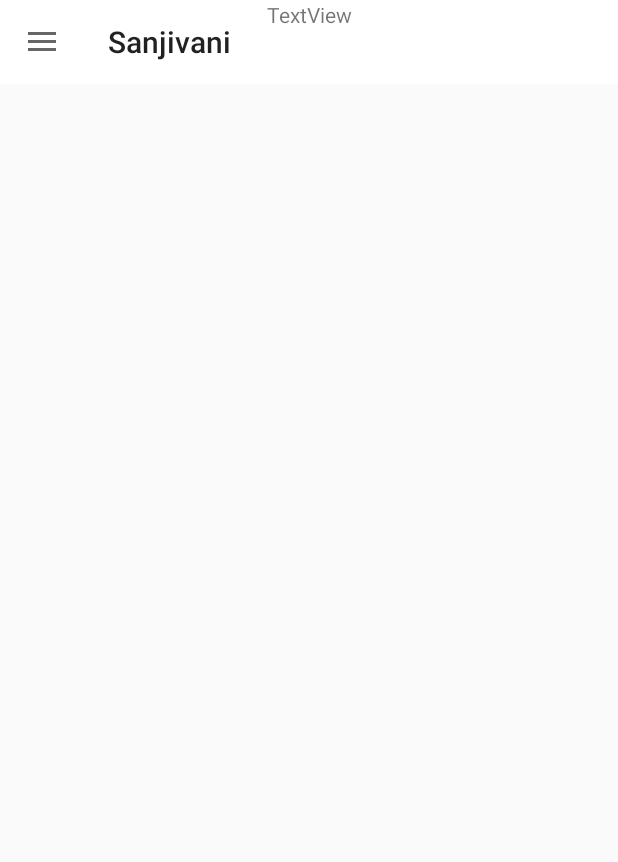
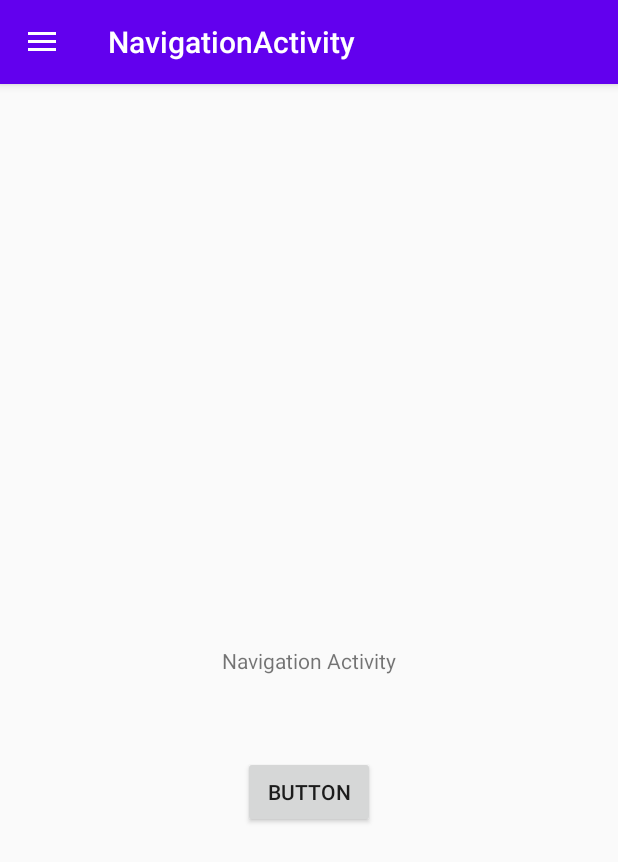
Before and after one commit to harsh47sharma/Sanjivani, an Android app: the screen it shows after launch once a user with an empty profile is signed in (NavigatorActivity before the commit, NavigationActivity after it), on a phone screen of 412 x 824 dp. Shown: the top 862 px of the screen. Run offline under Robolectric (Android 15) with nearby library versions, the light colour scheme and no system bars; our stand-ins replace Firebase (no records; nobody signed in at launch, a user with empty details on screens opened directly); Roboto replaces fonts that are not available here.

Commit message:
navigation screen added.

```diff
--- a/app/src/main/java/com/collection/sanjivani/CaptureUserInformation.java
+++ b/app/src/main/java/com/collection/sanjivani/CaptureUserInformation.java
@@ -84,7 +84,7 @@ public class CaptureUserInformation extends AppCompatActivity {
             @Override
             public void onSuccess(DocumentReference documentReference) {
                 Toast.makeText(CaptureUserInformation.this, "SignUp Successful", Toast.LENGTH_SHORT).show();
-                Intent intent = new Intent(CaptureUserInformation.this, NavigatorActivity.class);
+                Intent intent = new Intent(CaptureUserInformation.this, NavigationActivity.class);
                 intent.setFlags(Intent.FLAG_ACTIVITY_NEW_TASK | Intent.FLAG_ACTIVITY_CLEAR_TASK);
                 startActivity(intent);
 
--- /dev/null
+++ b/app/src/main/java/com/collection/sanjivani/NavigationActivity.java
@@ -0,0 +1,87 @@
+package com.collection.sanjivani;
+
+import android.content.DialogInterface;
+import android.content.Intent;
+import android.os.Bundle;
+import android.view.MenuItem;
+import android.view.View;
+import android.widget.Button;
+import android.widget.Toast;
+
+import com.google.android.material.navigation.NavigationView;
+import com.google.firebase.auth.FirebaseAuth;
+
+import androidx.annotation.NonNull;
+import androidx.appcompat.app.ActionBarDrawerToggle;
+import androidx.appcompat.app.AlertDialog;
+import androidx.drawerlayout.widget.DrawerLayout;
+import androidx.appcompat.app.AppCompatActivity;
+import androidx.appcompat.widget.Toolbar;
+
+public class NavigationActivity extends AppCompatActivity implements NavigationView.OnNavigationItemSelectedListener {
+
+    DrawerLayout mDrawerLayout;
+    NavigationView mNavigationView;
+    Toolbar mToolbar;
+
+    @Override
+    protected void onCreate(Bundle savedInstanceState) {
+        super.onCreate(savedInstanceState);
+        setContentView(R.layout.activity_navigation);
+
+        mDrawerLayout = findViewById(R.id.drawer_layout);
+        mNavigationView = findViewById(R.id.nav_view);
+        mToolbar = findViewById(R.id.toolbar);
+
+
+        findViewById(R.id.toastButton).setOnClickListener(new View.OnClickListener() {
+            @Override
+            public void onClick(View view) {
+                Toast.makeText(NavigationActivity.this, "im in nav act", Toast.LENGTH_LONG).show();
+            }
+        });
+
+        setUpNavigation();
+
+
+
+
+    }
+    private void setUpNavigation(){
+        setSupportActionBar(mToolbar);
+        mNavigationView.bringToFront();
+        ActionBarDrawerToggle toggle = new ActionBarDrawerToggle(this, mDrawerLayout, mToolbar, R.string.navigation_drawer_open, R.string.navigation_drawer_close);
+        mDrawerLayout.addDrawerListener(toggle);
+        toggle.syncState();
+        mNavigationView.setNavigationItemSelectedListener(this);
+    }
+    @Override
+    public boolean onNavigationItemSelected(@NonNull MenuItem item) {
+
+        if(item.getItemId() == R.id.nav_edit_profile){
+            Intent intentEditProfile = new Intent(NavigationActivity.this,EditProfileActivity.class);
+            startActivity(intentEditProfile);
+        }
+        else if(item.getItemId() == R.id.nav_settings){
+            Intent intentEditProfile = new Intent(NavigationActivity.this,SettingsActivity.class);
+            startActivity(intentEditProfile);
+        }
+        else if(item.getItemId() == R.id.nav_logout){
+            AlertDialog.Builder builder = new AlertDialog.Builder(NavigationActivity.this);
+            builder.setMessage("Are you sure").
+                    setPositiveButton("ok", new DialogInterface.OnClickListener() {
+                        @Override
+                        public void onClick(DialogInterface dialogInterface, int i) {
+                            FirebaseAuth.getInstance().signOut();
+                            Intent intent = new Intent(NavigationActivity.this, SignUpActivity.class);
+                            startActivity(intent);
+                        }
+                    })
+                    .setNegativeButton("cancel", null);
+            AlertDialog alertDialog = builder.create();
+            alertDialog.show();
+        }
+
+        return true;
+    }
+}
--- a/app/src/main/java/com/collection/sanjivani/NavigatorActivity.java
+++ /dev/null
@@ -1,91 +0,0 @@
-package com.collection.sanjivani;
-
-import androidx.annotation.NonNull;
-import androidx.appcompat.app.ActionBarDrawerToggle;
-import androidx.appcompat.app.AlertDialog;
-import androidx.appcompat.app.AppCompatActivity;
-import androidx.core.view.GravityCompat;
-import androidx.drawerlayout.widget.DrawerLayout;
-
-import android.content.DialogInterface;
-import android.content.Intent;
-import android.os.Bundle;
-import android.view.MenuItem;
-import android.view.View;
-import androidx.appcompat.widget.Toolbar;
-
-import com.google.android.material.navigation.NavigationView;
-import com.google.firebase.auth.FirebaseAuth;
-
-public class NavigatorActivity extends AppCompatActivity implements NavigationView.OnNavigationItemSelectedListener {
-
-    DrawerLayout mDrawerLayout;
-    NavigationView mNavigationView;
-    Toolbar mToolbar;
-
-    @Override
-    protected void onCreate(Bundle savedInstanceState) {
-        super.onCreate(savedInstanceState);
-        setContentView(R.layout.activity_navigator);
-
-        mDrawerLayout = findViewById(R.id.navDrawerLayout);
-        mNavigationView = findViewById(R.id.navView);
-        mToolbar = findViewById(R.id.navMenuToolbar);
-
-        setSupportActionBar(mToolbar);
-        mNavigationView.bringToFront();
-        ActionBarDrawerToggle toggle = new ActionBarDrawerToggle(this, mDrawerLayout, mToolbar, R.string.navigation_drawer_open, R.string.navigation_drawer_close);
-        mDrawerLayout.addDrawerListener(toggle);
-        toggle.syncState();
-        mNavigationView.setNavigationItemSelectedListener(this);
-
-    }
-
-
-    @Override
-    public void onBackPressed() {
-        if(mDrawerLayout.isDrawerOpen(GravityCompat.START)){
-            mDrawerLayout.closeDrawer(GravityCompat.START);
-        }
-        else{
-            super.onBackPressed();
-
-        }
-    }
-
-    @Override
-    public boolean onNavigationItemSelected(@NonNull MenuItem item) {
-
-        switch (item.getItemId()){
-                //on selected home
-            case R.id.nav_home:
-                Intent intentHome = new Intent(getApplicationContext(), NavigatorActivity.class);
-                startActivity(intentHome);
-                //on selected edit profile
-            case R.id.nav_edit_profile:
-                Intent intentEditProfile = new Intent(getApplicationContext(),EditProfileActivity.class);
-                startActivity(intentEditProfile);
-                //on selected setting
-            case R.id.nav_settings:
-                Intent intentSettings = new Intent(getApplicationContext(), SettingsActivity.class);
-                startActivity(intentSettings);
-                //on selected logout
-            case R.id.nav_logout:
-                AlertDialog.Builder builder = new AlertDialog.Builder(NavigatorActivity.this);
-                builder.setMessage("Are you sure").
-                        setPositiveButton("ok", new DialogInterface.OnClickListener() {
-                            @Override
-                            public void onClick(DialogInterface dialogInterface, int i) {
-                                FirebaseAuth.getInstance().signOut();
-                                Intent intent = new Intent(getApplicationContext(), SignUpActivity.class);
-                                startActivity(intent);
-                            }
-                        })
-                        .setNegativeButton("cancel", null);
-                AlertDialog alertDialog = builder.create();
-                alertDialog.show();
-        }
-
-        return true;
-    }
-}
--- a/app/src/main/java/com/collection/sanjivani/SignUpActivity.java
+++ b/app/src/main/java/com/collection/sanjivani/SignUpActivity.java
@@ -153,7 +153,7 @@ public class SignUpActivity extends AppCompatActivity {
     protected void onStart() {
         super.onStart();
         if(FirebaseAuth.getInstance().getCurrentUser() != null){
-            Intent intent = new Intent(SignUpActivity.this, NavigatorActivity.class);
+            Intent intent = new Intent(SignUpActivity.this, NavigationActivity.class);
             intent.setFlags(Intent.FLAG_ACTIVITY_NEW_TASK | Intent.FLAG_ACTIVITY_CLEAR_TASK);
             startActivity(intent);
         }
--- /dev/null
+++ b/app/src/main/res/layout/activity_navigation.xml
@@ -0,0 +1,25 @@
+<?xml version="1.0" encoding="utf-8"?>
+<androidx.drawerlayout.widget.DrawerLayout xmlns:android="http://schemas.android.com/apk/res/android"
+    xmlns:app="http://schemas.android.com/apk/res-auto"
+    xmlns:tools="http://schemas.android.com/tools"
+    android:id="@+id/drawer_layout"
+    android:layout_width="match_parent"
+    android:layout_height="match_parent"
+    android:fitsSystemWindows="true"
+    tools:openDrawer="start">
+
+    <com.google.android.material.navigation.NavigationView
+        android:id="@+id/nav_view"
+        android:layout_width="wrap_content"
+        android:layout_height="match_parent"
+        android:layout_gravity="start"
+        android:fitsSystemWindows="true"
+        app:headerLayout="@layout/header"
+        app:menu="@menu/main_menu" />
+
+    <include
+        layout="@layout/app_bar_navigation"
+        android:layout_width="match_parent"
+        android:layout_height="match_parent" />
+
+</androidx.drawerlayout.widget.DrawerLayout>
--- a/app/src/main/res/layout/activity_navigator.xml
+++ /dev/null
@@ -1,56 +0,0 @@
-<?xml version="1.0" encoding="utf-8"?>
-<androidx.drawerlayout.widget.DrawerLayout xmlns:android="http://schemas.android.com/apk/res/android"
-    xmlns:app="http://schemas.android.com/apk/res-auto"
-    xmlns:tools="http://schemas.android.com/tools"
-    android:id="@+id/navDrawerLayout"
-    android:layout_width="match_parent"
-    android:layout_height="match_parent"
-    tools:context="com.collection.sanjivani.NavigatorActivity"
-    android:fitsSystemWindows="true"
-    tools:openDrawer="start">
-
-    <com.google.android.material.navigation.NavigationView
-        android:layout_width="wrap_content"
-        android:layout_height="match_parent"
-        android:id="@+id/navView"
-        android:layout_gravity="start"
-        app:headerLayout="@layout/header"
-        app:menu="@menu/main_menu"
-        />
-
-    <ScrollView
-        android:layout_height="wrap_content"
-        android:layout_width="match_parent">
-
-
-    <androidx.constraintlayout.widget.ConstraintLayout
-        android:layout_width="match_parent"
-        android:layout_height="wrap_content"
-        android:background="#ffffff">
-
-        <androidx.appcompat.widget.Toolbar
-            android:id="@+id/navMenuToolbar"
-            android:layout_width="0dp"
-            android:layout_height="wrap_content"
-            android:background="#ffffff"
-            android:theme="@style/CardView.Light"
-            app:layout_constraintEnd_toEndOf="parent"
-            app:layout_constraintStart_toStartOf="parent"
-            app:layout_constraintTop_toTopOf="parent"
-            app:navigationIcon="@drawable/nav_menu_icon"
-            />
-
-        <TextView
-            android:id="@+id/textView"
-            android:layout_width="wrap_content"
-            android:layout_height="wrap_content"
-            android:text="TextView"
-            app:layout_constraintEnd_toEndOf="parent"
-            app:layout_constraintStart_toStartOf="parent"
-            app:layout_constraintTop_toTopOf="parent" />
-
-    </androidx.constraintlayout.widget.ConstraintLayout>
-
-    </ScrollView>
-
-</androidx.drawerlayout.widget.DrawerLayout>
--- /dev/null
+++ b/app/src/main/res/layout/app_bar_navigation.xml
@@ -0,0 +1,26 @@
+<?xml version="1.0" encoding="utf-8"?>
+<androidx.coordinatorlayout.widget.CoordinatorLayout xmlns:android="http://schemas.android.com/apk/res/android"
+    xmlns:app="http://schemas.android.com/apk/res-auto"
+    xmlns:tools="http://schemas.android.com/tools"
+    android:layout_width="match_parent"
+    android:layout_height="match_parent"
+    tools:context="com.collection.sanjivani.NavigationActivity">
+
+    <com.google.android.material.appbar.AppBarLayout
+        android:layout_width="match_parent"
+        android:layout_height="wrap_content"
+        android:theme="@style/AppTheme.AppBarOverlay">
+
+        <androidx.appcompat.widget.Toolbar
+            android:id="@+id/toolbar"
+            android:layout_width="match_parent"
+            android:layout_height="?attr/actionBarSize"
+            android:background="?attr/colorPrimary"
+            app:popupTheme="@style/AppTheme.PopupOverlay"
+            app:navigationIcon="@drawable/nav_menu_icon"/>
+
+    </com.google.android.material.appbar.AppBarLayout>
+
+    <include layout="@layout/content_navigation" />
+
+</androidx.coordinatorlayout.widget.CoordinatorLayout>
--- /dev/null
+++ b/app/src/main/res/layout/content_navigation.xml
@@ -0,0 +1,30 @@
+<?xml version="1.0" encoding="utf-8"?>
+<androidx.constraintlayout.widget.ConstraintLayout xmlns:android="http://schemas.android.com/apk/res/android"
+    xmlns:app="http://schemas.android.com/apk/res-auto"
+    xmlns:tools="http://schemas.android.com/tools"
+    android:layout_width="match_parent"
+    android:layout_height="match_parent"
+    app:layout_behavior="@string/appbar_scrolling_view_behavior">
+
+
+    <TextView
+        android:id="@+id/textView4"
+        android:layout_width="wrap_content"
+        android:layout_height="wrap_content"
+        android:text="Navigation Activity"
+        app:layout_constraintBottom_toBottomOf="parent"
+        app:layout_constraintEnd_toEndOf="parent"
+        app:layout_constraintStart_toStartOf="parent"
+        app:layout_constraintTop_toTopOf="parent" />
+
+    <Button
+        android:id="@+id/toastButton"
+        android:layout_width="wrap_content"
+        android:layout_height="wrap_content"
+        android:text="Button"
+        app:layout_constraintBottom_toBottomOf="parent"
+        app:layout_constraintEnd_toEndOf="parent"
+        app:layout_constraintStart_toStartOf="parent"
+        app:layout_constraintTop_toTopOf="parent"
+        app:layout_constraintVertical_bias="0.622" />
+</androidx.constraintlayout.widget.ConstraintLayout>
--- a/app/src/main/res/menu/main_menu.xml
+++ b/app/src/main/res/menu/main_menu.xml
@@ -1,37 +1,30 @@
 <?xml version="1.0" encoding="utf-8"?>
 <menu xmlns:android="http://schemas.android.com/apk/res/android">
 
-    <group android:checkableBehavior="single">
-        <item
-            android:id="@+id/nav_home"
-            android:icon="@drawable/nav_home_icon"
-            android:title="Home" />
+    <item android:title="Edit Profile">
+        <menu>
             <item
                 android:id="@+id/nav_edit_profile"
                 android:icon="@drawable/nav_edit_profile_icon"
                 android:title="Edit Profile" />
-    </group>
-
+        </menu>
+    </item>
 
     <item android:title="Settings">
         <menu>
-            <group android:checkableBehavior="single">
             <item
                 android:id="@+id/nav_settings"
                 android:icon="@drawable/nav_settings_icon"
                 android:title="Settings" />
-            </group>
         </menu>
     </item>
 
     <item android:title="Logout">
         <menu>
-            <group android:checkableBehavior="single">
             <item
                 android:id="@+id/nav_logout"
                 android:icon="@drawable/nav_logout_icon"
                 android:title="Logout" />
-            </group>
         </menu>
     </item>
 </menu>
--- a/app/src/main/res/values/strings.xml
+++ b/app/src/main/res/values/strings.xml
@@ -28,5 +28,6 @@
     <string name="menu_slideshow">Slideshow</string>
 
     <string name="home_second">Home Second</string>
+    <string name="title_activity_navigation">NavigationActivity</string>
 
 </resources>
```
Also changed, not shown: app/src/main/AndroidManifest.xml (+5 -6 lines). Lines whose indentation alone changed are shown as unchanged.
